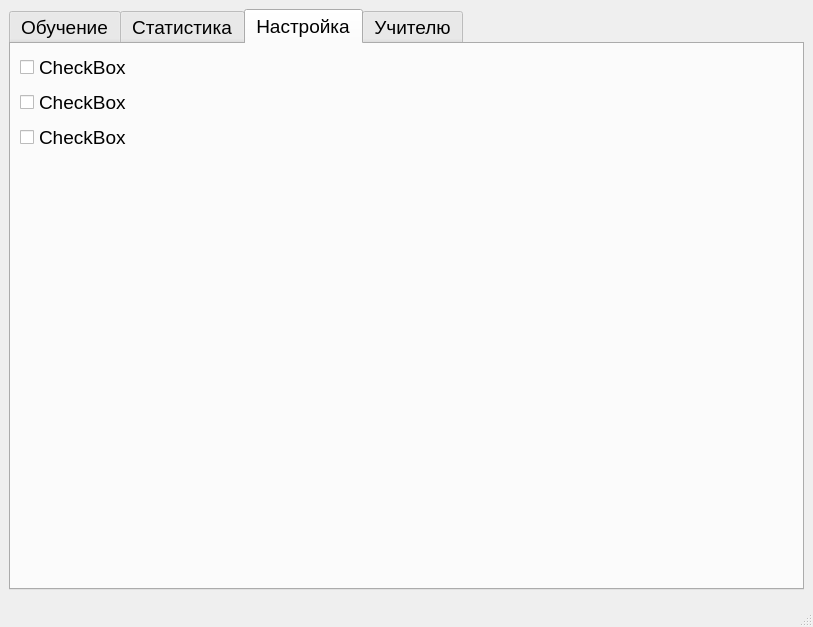
Qt form project_QT/Main_win.ui (SZel393/QT_project) before a commit.
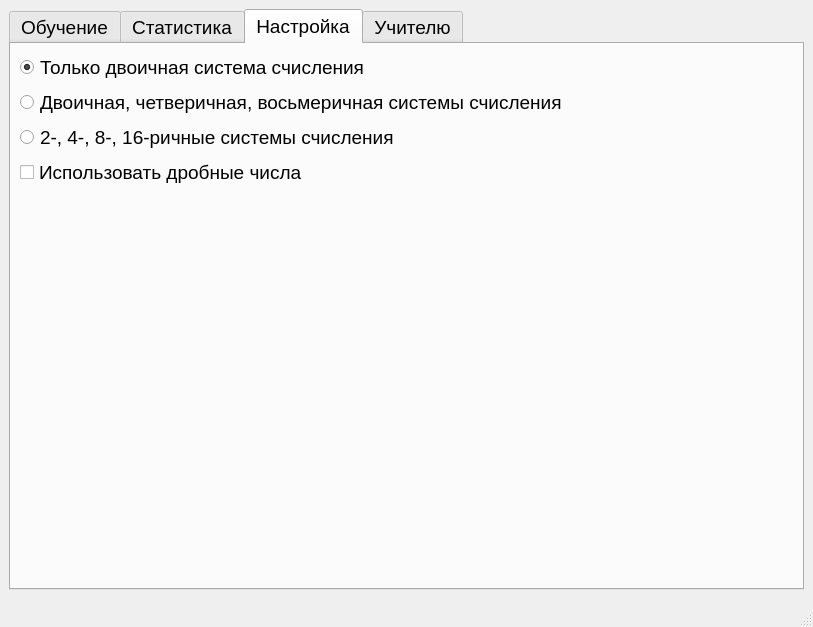
The same form after that commit. The open tabs and pages were chosen to show the change.

Diff of the .ui file:
```diff
--- a/project_QT/Main_win.ui
+++ b/project_QT/Main_win.ui
@@ -182,28 +182,7 @@
         <string>Настройка</string>
        </attribute>
        <layout class="QGridLayout" name="gridLayout_3">
-        <item row="2" column="0">
-         <widget class="QCheckBox" name="checkBox_3">
-          <property name="text">
-           <string>CheckBox</string>
-          </property>
-         </widget>
-        </item>
-        <item row="1" column="0">
-         <widget class="QCheckBox" name="checkBox_2">
-          <property name="text">
-           <string>CheckBox</string>
-          </property>
-         </widget>
-        </item>
-        <item row="0" column="0">
-         <widget class="QCheckBox" name="checkBox">
-          <property name="text">
-           <string>CheckBox</string>
-          </property>
-         </widget>
-        </item>
-        <item row="3" column="0">
+        <item row="4" column="0">
          <spacer name="verticalSpacer_2">
           <property name="orientation">
            <enum>Qt::Vertical</enum>
@@ -216,6 +195,37 @@
           </property>
          </spacer>
         </item>
+        <item row="3" column="0">
+         <widget class="QCheckBox" name="checkBox_droby">
+          <property name="text">
+           <string>Использовать дробные числа</string>
+          </property>
+         </widget>
+        </item>
+        <item row="2" column="0">
+         <widget class="QRadioButton" name="radioButton_all_syst">
+          <property name="text">
+           <string>2-, 4-, 8-, 16-ричные системы счисления</string>
+          </property>
+         </widget>
+        </item>
+        <item row="1" column="0">
+         <widget class="QRadioButton" name="radioButton_2_4_8">
+          <property name="text">
+           <string>Двоичная, четверичная, восьмеричная системы счисления</string>
+          </property>
+         </widget>
+        </item>
+        <item row="0" column="0">
+         <widget class="QRadioButton" name="radioButton_bin_only">
+          <property name="text">
+           <string>Только двоичная система счисления</string>
+          </property>
+          <property name="checked">
+           <bool>true</bool>
+          </property>
+         </widget>
+        </item>
        </layout>
       </widget>
       <widget class="QWidget" name="teacher">
```
Left out of the diff: 155 changed lines with no effect on the pictures.
